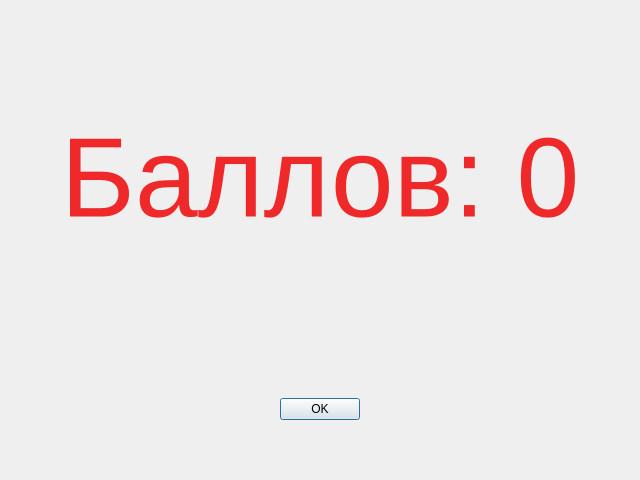
Old version of the form Modules/ui/results.ui in the repository rgenius-ru/Pygame-Microphone.
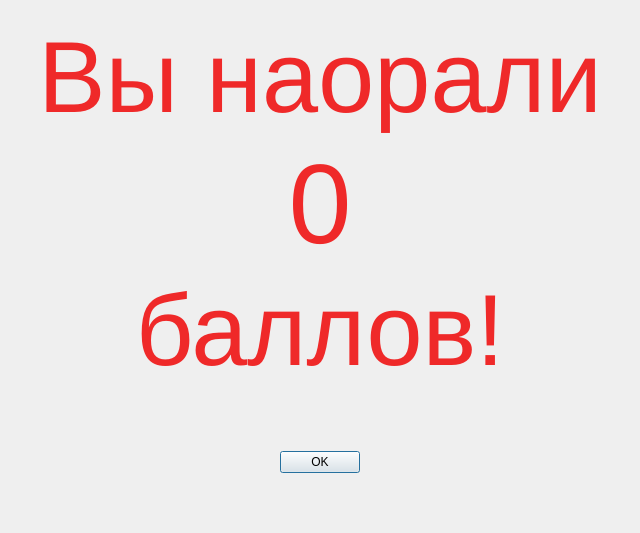
New version of the form.

The edit to the form file:
```diff
--- a/Modules/ui/results.ui
+++ b/Modules/ui/results.ui
@@ -24,7 +24,33 @@
   </property>
   <layout class="QVBoxLayout" name="verticalLayout">
    <item>
-    <widget class="QLabel" name="label">
+    <widget class="QWidget" name="widget" native="true">
+     <layout class="QVBoxLayout" name="verticalLayout_2">
+      <item>
+       <widget class="QLabel" name="text_top_label">
+        <property name="font">
+         <font>
+          <pointsize>76</pointsize>
+          <weight>50</weight>
+          <bold>false</bold>
+         </font>
+        </property>
+        <property name="styleSheet">
+         <string notr="true">color: rgb(239, 41, 41);</string>
+        </property>
+        <property name="text">
+         <string>Вы наорали</string>
+        </property>
+        <property name="alignment">
+         <set>Qt::AlignCenter</set>
+        </property>
+        <property name="wordWrap">
+         <bool>true</bool>
+        </property>
+       </widget>
+      </item>
+      <item>
+       <widget class="QLabel" name="score_label">
      <property name="font">
       <font>
        <pointsize>85</pointsize>
@@ -36,7 +62,7 @@
       <string notr="true">color: rgb(239, 41, 41);</string>
      </property>
      <property name="text">
-      <string>Баллов: 0</string>
+         <string>0</string>
      </property>
      <property name="alignment">
       <set>Qt::AlignCenter</set>
@@ -44,6 +70,32 @@
      <property name="wordWrap">
       <bool>true</bool>
      </property>
+       </widget>
+      </item>
+      <item>
+       <widget class="QLabel" name="text_bottom_label">
+        <property name="font">
+         <font>
+          <pointsize>76</pointsize>
+          <weight>50</weight>
+          <bold>false</bold>
+         </font>
+        </property>
+        <property name="styleSheet">
+         <string notr="true">color: rgb(239, 41, 41);</string>
+        </property>
+        <property name="text">
+         <string>баллов!</string>
+        </property>
+        <property name="alignment">
+         <set>Qt::AlignCenter</set>
+        </property>
+        <property name="wordWrap">
+         <bool>true</bool>
+        </property>
+       </widget>
+      </item>
+     </layout>
     </widget>
    </item>
    <item>
```
Lines whose indentation alone changed are shown as unchanged.
